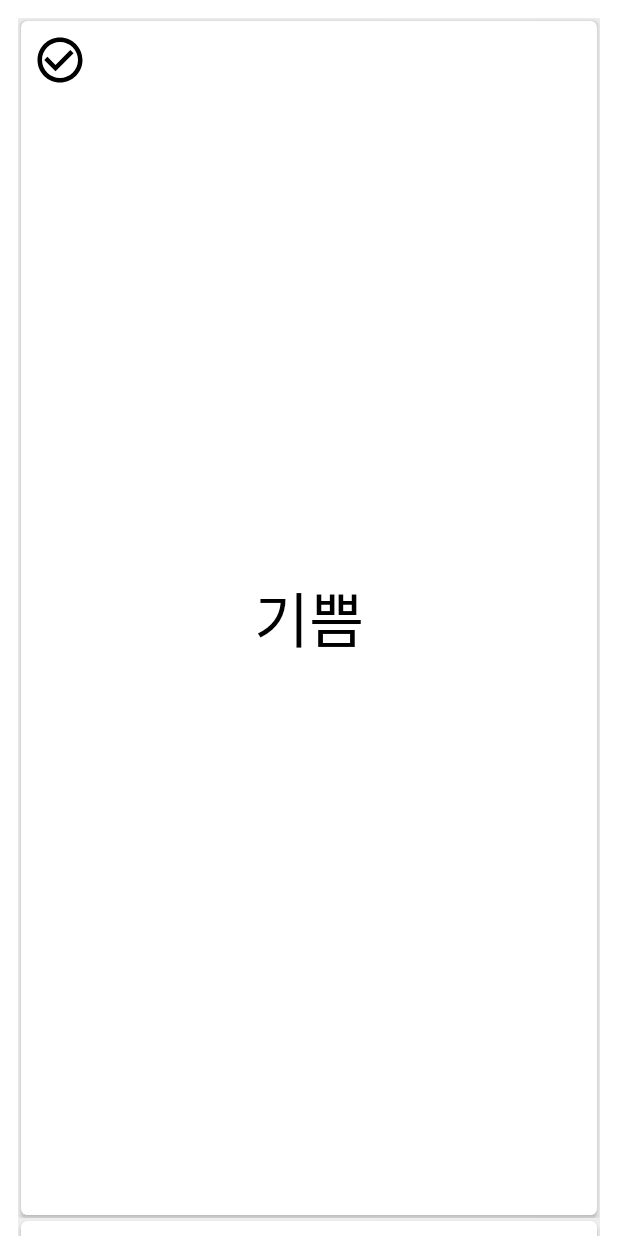
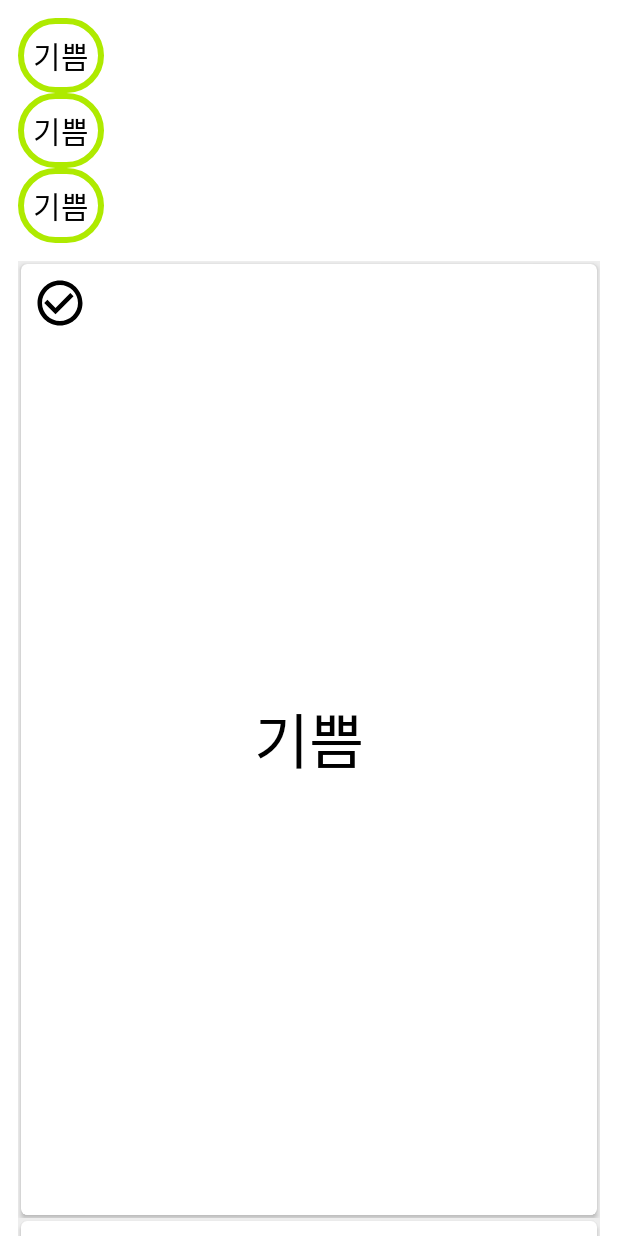
Before and after one commit to uije/giraffe, an Android app: the layout find_emotion_fragment.xml on its own in the app's theme, with its tools: preview values and no code run, on a phone screen of 412 x 824 dp. Run offline under Robolectric (Android 15) with nearby library versions, the phone set to English and light mode, and no system bars.

Commit message:
감정카드 터치시 선택목록 상단 노출

```diff
--- a/app/src/main/res/layout/find_emotion_fragment.xml
+++ b/app/src/main/res/layout/find_emotion_fragment.xml
@@ -3,11 +3,41 @@
     xmlns:app="http://schemas.android.com/apk/res-auto"
     xmlns:tools="http://schemas.android.com/tools">
 
+    <data>
+
+        <variable
+            name="viewModel"
+            type="com.zettafantasy.giraffe.feature.emotion.FindEmotionViewModel" />
+    </data>
+
     <androidx.constraintlayout.widget.ConstraintLayout
         android:layout_width="match_parent"
         android:layout_height="match_parent"
+        android:animateLayoutChanges="true"
         tools:context="com.zettafantasy.giraffe.feature.emotion.FindEmotionFragment">
 
+        <!-- 선택된 감정 -->
+        <androidx.recyclerview.widget.RecyclerView
+            android:id="@+id/selected_rv"
+            android:layout_width="0dp"
+            android:layout_height="wrap_content"
+            android:layout_marginStart="@dimen/emotion_margin"
+            android:layout_marginTop="@dimen/emotion_margin"
+            android:layout_marginEnd="@dimen/emotion_margin"
+            android:background="@color/white"
+            android:clipToPadding="false"
+            android:scrollbarStyle="outsideOverlay"
+            android:scrollbars="horizontal"
+            app:layout_constraintBottom_toTopOf="@id/emotion_rv"
+            app:layout_constraintEnd_toEndOf="parent"
+            app:layout_constraintStart_toStartOf="parent"
+            app:layout_constraintTop_toTopOf="parent"
+            app:visibleGone="@{viewModel.selectedItems.size() > 0}"
+            tools:layoutManager="androidx.recyclerview.widget.LinearLayoutManager"
+            tools:listitem="@layout/selected_emotion_view"
+            tools:orientation="horizontal" />
+
+        <!-- 감정목록 -->
         <androidx.recyclerview.widget.RecyclerView
             android:id="@+id/emotion_rv"
             android:layout_width="0dp"
@@ -20,9 +50,9 @@
             app:layout_constraintBottom_toBottomOf="parent"
             app:layout_constraintEnd_toEndOf="parent"
             app:layout_constraintStart_toStartOf="parent"
-            app:layout_constraintTop_toTopOf="parent"
+            app:layout_constraintTop_toBottomOf="@id/selected_rv"
             tools:layoutManager="androidx.recyclerview.widget.LinearLayoutManager"
-            tools:listitem="@layout/item_emotion"
+            tools:listitem="@layout/emotion_view"
             tools:orientation="horizontal" />
     </androidx.constraintlayout.widget.ConstraintLayout>
 </layout>
--- /dev/null
+++ b/app/src/main/res/layout/selected_emotion_view.xml
@@ -0,0 +1,32 @@
+<?xml version="1.0" encoding="utf-8"?>
+<layout xmlns:android="http://schemas.android.com/apk/res/android"
+    xmlns:tools="http://schemas.android.com/tools">
+
+    <data>
+
+        <variable
+            name="viewModel"
+            type="com.zettafantasy.giraffe.feature.emotion.FindEmotionViewModel" />
+
+        <variable
+            name="item"
+            type="com.zettafantasy.giraffe.model.Emotion" />
+    </data>
+
+    <FrameLayout
+        android:layout_width="wrap_content"
+        android:layout_height="wrap_content"
+        android:background="@drawable/rounded_button">
+
+        <TextView
+            android:id="@+id/name"
+            android:layout_width="wrap_content"
+            android:layout_height="wrap_content"
+            android:layout_gravity="center"
+            android:padding="10dp"
+            android:text="@{item.name}"
+            android:textColor="@color/black"
+            android:textSize="20dp"
+            tools:text="기쁨" />
+    </FrameLayout>
+</layout>
--- a/app/src/main/res/values/dimens.xml
+++ b/app/src/main/res/values/dimens.xml
@@ -1,4 +1,5 @@
 <?xml version="1.0" encoding="utf-8"?>
 <resources>
     <dimen name="emotion_margin">12dp</dimen>
+    <dimen name="selected_emotion_margin">6dp</dimen>
 </resources>
```
Also changed, not shown: app/src/main/java/com/zettafantasy/giraffe/BindingAdapter.kt (renamed from app/src/main/java/com/zettafantasy/giraffe/TintBindingAdapter.kt, +7 -1 lines), app/src/main/java/com/zettafantasy/giraffe/feature/emotion/FindEmotionFragment.kt (+31 -6 lines), app/src/main/java/com/zettafantasy/giraffe/feature/emotion/SelectedEmotionAdapter.kt (renamed from app/src/main/java/com/zettafantasy/giraffe/feature/emotion/EmotionAdapter.kt, +6 -6 lines), app/src/main/res/layout/emotion_view.xml (renamed from app/src/main/res/layout/item_emotion.xml).
